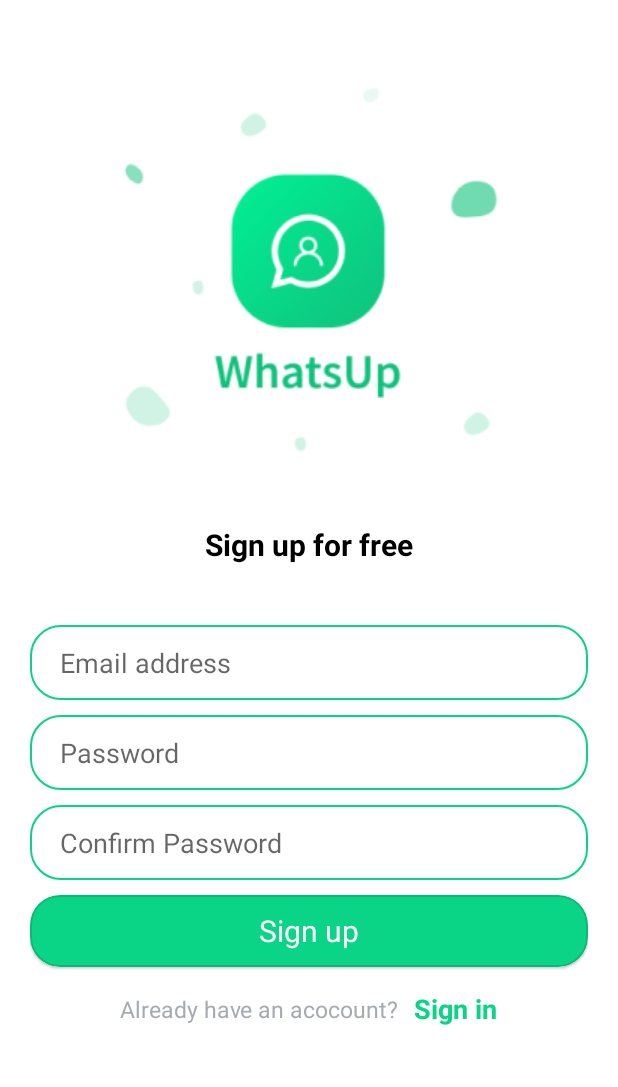
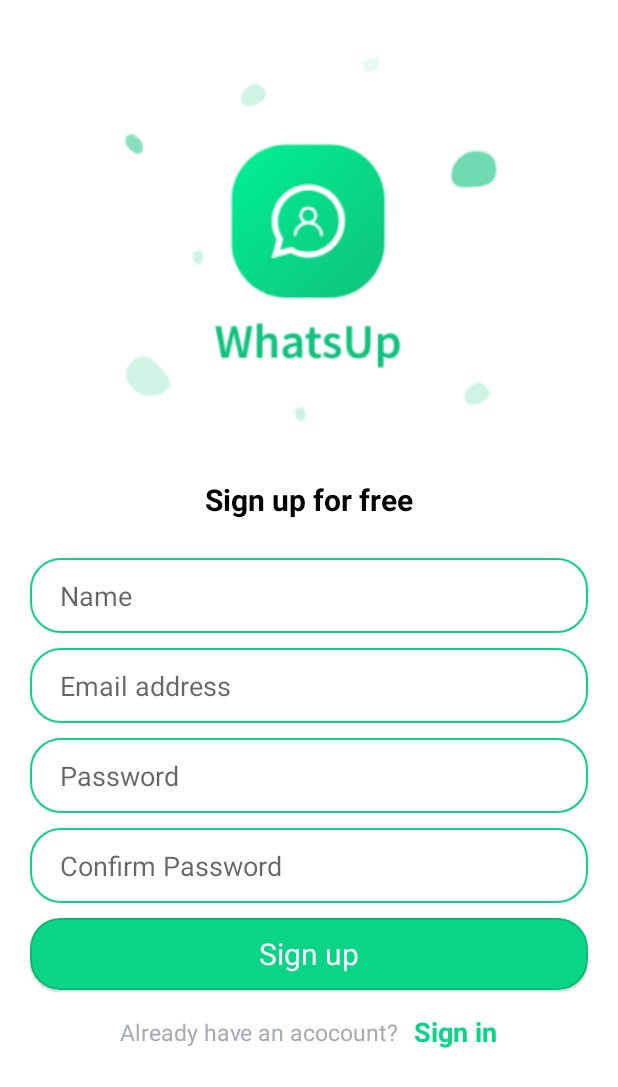
Before and after one commit to SardorSafarov/SimpleChat, an Android app: the SignUpActivity screen opened directly, with no data from a screen before it, on a phone screen of 412 x 824 dp. Shown: the top 1087 px of the screen. Run offline under Robolectric (Android 15) with nearby library versions, the phone set to English and light mode, and no system bars; our stand-ins replace Firebase (no records; nobody signed in at launch, a user with empty details on screens opened directly).

```diff
--- a/app/build.gradle
+++ b/app/build.gradle
@@ -73,4 +73,5 @@ dependencies {
     // When using the BoM, you don't specify versions in Firebase library dependencies
     implementation 'com.google.firebase:firebase-auth-ktx'
 
+
 }
--- a/app/src/main/res/layout/activity_sign_up.xml
+++ b/app/src/main/res/layout/activity_sign_up.xml
@@ -15,7 +15,6 @@
             android:id="@+id/imageView"
             android:layout_width="match_parent"
             android:layout_height="wrap_content"
-            android:layout_marginTop="20dp"
             android:src="@drawable/splash_screen"
             app:layout_constraintEnd_toEndOf="parent"
             app:layout_constraintHorizontal_bias="0.5"
@@ -26,7 +25,7 @@
             android:id="@+id/textView"
             android:layout_width="wrap_content"
             android:layout_height="wrap_content"
-            android:layout_marginTop="20dp"
+            android:layout_marginTop="10dp"
             android:text="@string/sign_up_for_free"
             android:textColor="@color/black"
             android:textSize="20sp"
@@ -39,12 +38,21 @@
             android:layout_width="match_parent"
             android:layout_height="wrap_content"
             android:layout_marginHorizontal="20dp"
-            android:layout_marginTop="30dp"
+            android:layout_marginTop="15dp"
             android:orientation="vertical"
             app:layout_constraintEnd_toEndOf="parent"
             app:layout_constraintHorizontal_bias="0.5"
             app:layout_constraintStart_toStartOf="parent"
             app:layout_constraintTop_toBottomOf="@+id/textView">
+            <EditText
+                android:id="@+id/name_edit_text"
+                android:layout_width="match_parent"
+                android:layout_height="50dp"
+                android:layout_marginTop="10dp"
+                android:background="@drawable/edit_text_backgrount"
+                android:hint="@string/name"
+                android:inputType="textCapWords"
+                android:paddingStart="20dp" />
 
             <EditText
                 android:id="@+id/email_address_edit_text"
@@ -53,7 +61,7 @@
                 android:layout_marginTop="10dp"
                 android:background="@drawable/edit_text_backgrount"
                 android:hint="@string/email_address"
-                android:inputType="textCapWords"
+                android:inputType="textEmailAddress"
                 android:paddingStart="20dp" />
 
             <EditText
--- a/app/src/main/res/values/strings.xml
+++ b/app/src/main/res/values/strings.xml
@@ -24,5 +24,6 @@
     <string name="dialog_logout">Do you want to go out?</string>
     <string name="yes">Yes</string>
     <string name="no">No</string>
+    <string name="name">Name</string>
 
 </resources>
```
Also changed, not shown: app/src/main/java/com/example/simplechat/entity/UserEntity.kt (+4 -3 lines), app/src/main/java/com/example/simplechat/login/signUp/SignUpActivity.kt (+14 -3 lines), 2 other files.
